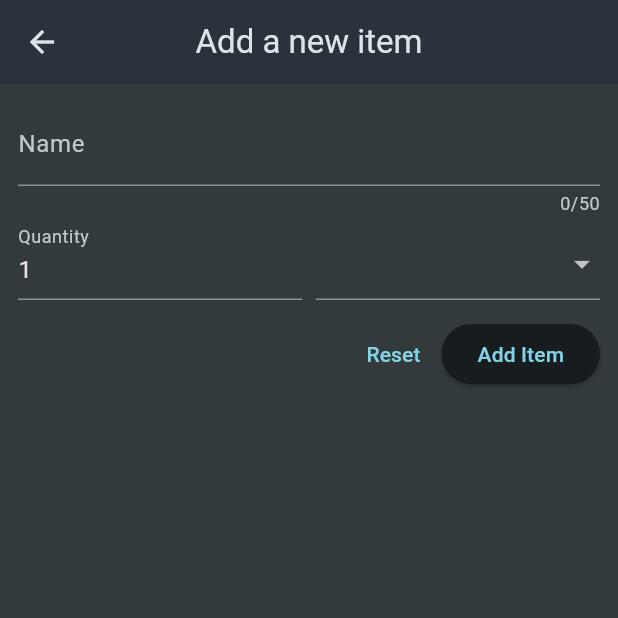
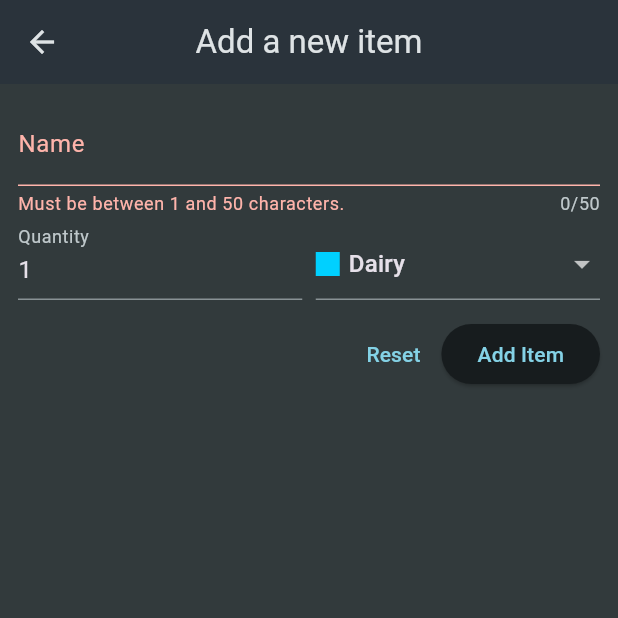
Before and after one commit to ivan-horchakov/shopping_list, a Flutter app: the NewItem screen opened directly, after a tap on "Add Item", on a phone screen of 412 x 824 dp, the top half of it. Run offline on Flutter 3.47's test engine with Material 3 defaults, Android fonts, the phone set to English and light mode, and no system bars.

Commit message:
Fallback & deletion my solution

```diff
--- a/lib/main.dart
+++ b/lib/main.dart
@@ -1,5 +1,4 @@
 import 'package:flutter/material.dart';
-import 'package:shopping_list/models/grocery_item.dart';
 import 'package:shopping_list/widgets/grocery_list.dart';
 
 void main() {
--- a/lib/widgets/new_item.dart
+++ b/lib/widgets/new_item.dart
@@ -1,6 +1,7 @@
 import 'package:flutter/material.dart';
 import 'package:shopping_list/data/categories.dart';
 import 'package:shopping_list/models/category.dart';
+import 'package:shopping_list/models/grocery_item.dart';
 
 class NewItem extends StatefulWidget {
   const NewItem({super.key});
@@ -12,6 +13,24 @@ class NewItem extends StatefulWidget {
 }
 
 class _NewItemState extends State<NewItem> {
+  // For keeping internal state in Form
+  final _formKey = GlobalKey<FormState>();
+  var _enteredName = '';
+  var _enteredQuantity = 1;
+  var _selectedCategory = categories[Categories.dairy]!;
+
+  void _saveItem() {
+    if (_formKey.currentState!.validate()) {
+      _formKey.currentState!.save();
+      Navigator.of(context).pop(GroceryItem(
+        id: DateTime.now().toString(),
+        name: _enteredName,
+        quantity: _enteredQuantity,
+        category: _selectedCategory,
+      ));
+    }
+  }
+
   @override
   Widget build(BuildContext context) {
     return Scaffold(
@@ -22,6 +41,7 @@ class _NewItemState extends State<NewItem> {
       body: Padding(
         padding: const EdgeInsets.all(12),
         child: Form(
+          key: _formKey,
           child: Column(
             children: [
               TextFormField(
@@ -38,6 +58,9 @@ class _NewItemState extends State<NewItem> {
                   }
                   return null;
                 },
+                onSaved: (value) {
+                  _enteredName = value!;
+                },
               ),
               Row(
                 crossAxisAlignment: CrossAxisAlignment.end,
@@ -49,7 +72,7 @@ class _NewItemState extends State<NewItem> {
                           'Quantity',
                         ),
                       ),
-                      initialValue: '1',
+                      initialValue: _enteredQuantity.toString(),
                       validator: (value) {
                         if (value == null ||
                             value.isEmpty ||
@@ -59,6 +82,9 @@ class _NewItemState extends State<NewItem> {
                         }
                         return null;
                       },
+                      onSaved: (value) {
+                        _enteredQuantity = int.parse(value!);
+                      },
                     ),
                   ),
                   const SizedBox(
@@ -66,6 +92,7 @@ class _NewItemState extends State<NewItem> {
                   ),
                   Expanded(
                     child: DropdownButtonFormField(
+                      value: _selectedCategory,
                       items: [
                         for (final category in categories.entries)
                           DropdownMenuItem(
@@ -83,7 +110,11 @@ class _NewItemState extends State<NewItem> {
                             ),
                           ),
                       ],
-                      onChanged: (value) {},
+                      onChanged: (value) {
+                        setState(() {
+                          _selectedCategory = value!;
+                        });
+                      },
                     ),
                   ),
                 ],
@@ -92,9 +123,15 @@ class _NewItemState extends State<NewItem> {
               Row(
                 mainAxisAlignment: MainAxisAlignment.end,
                 children: [
-                  TextButton(onPressed: () {}, child: const Text('Reset')),
+                  TextButton(
+                      onPressed: () {
+                        _formKey.currentState!.reset();
+                      },
+                      child: const Text('Reset')),
                   ElevatedButton(
-                      onPressed: () {}, child: const Text('Add Item')),
+                    onPressed: _saveItem,
+                    child: const Text('Add Item'),
+                  ),
                 ],
               ),
             ],
```
Also changed, not shown: lib/widgets/grocery_list.dart (+75 -20 lines).
